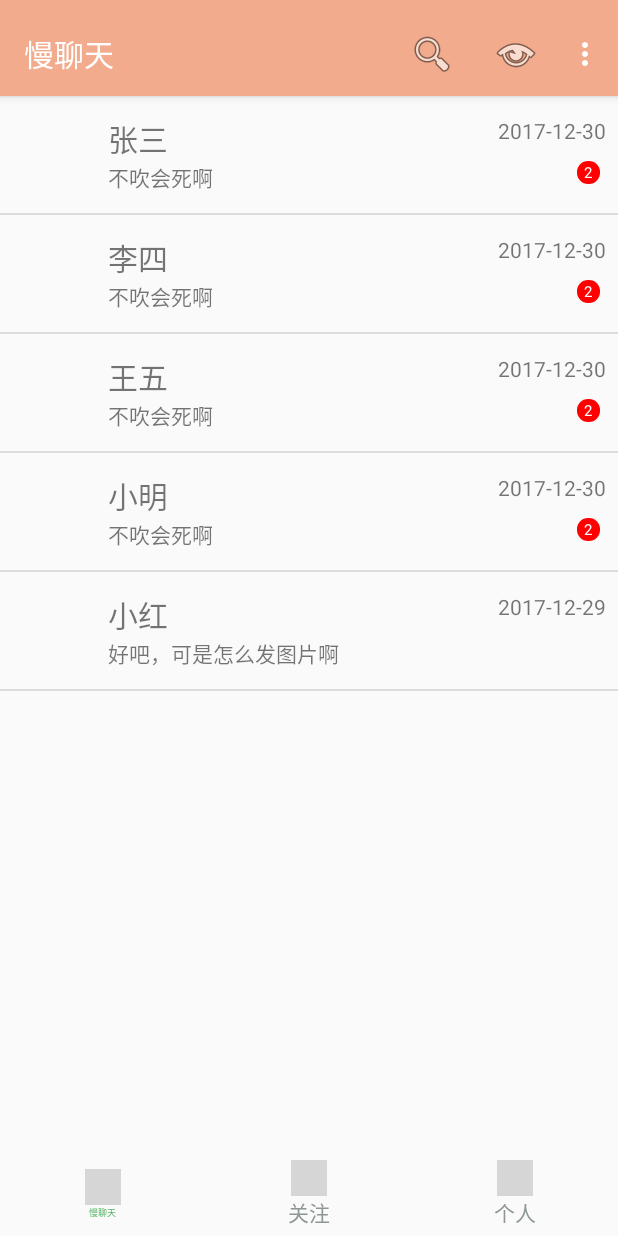
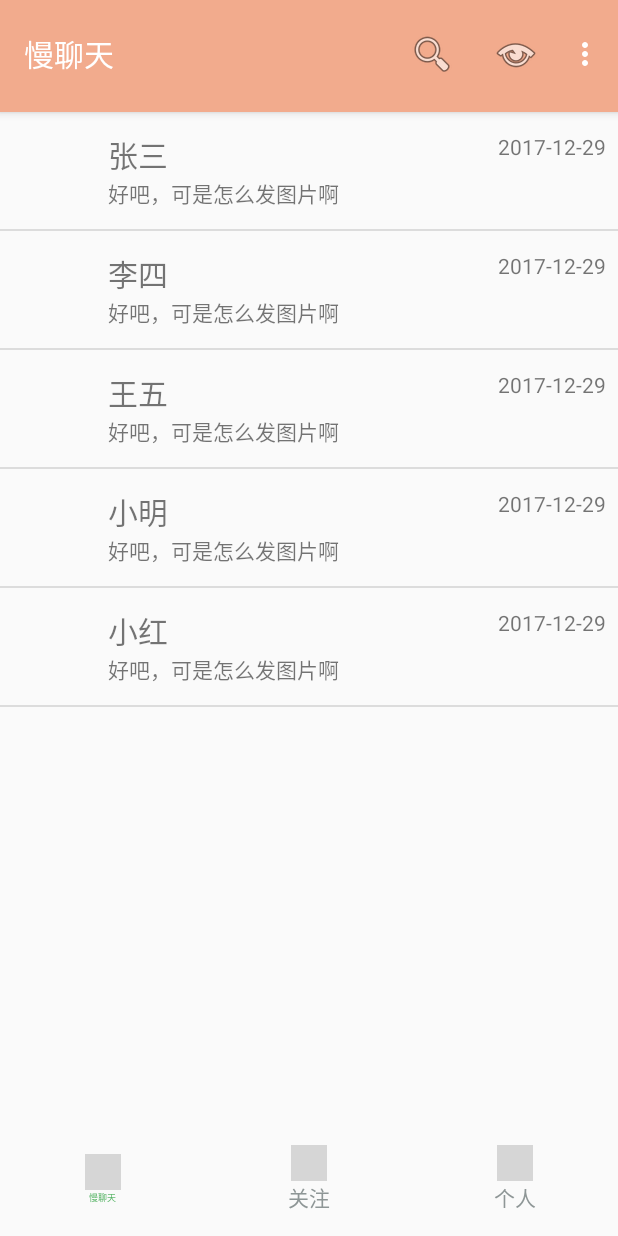
Before and after one commit to android-app-development-course/17_SlowChat, an Android app: the ChatListFragment screen opened directly, with no data from a screen before it, on a phone screen of 412 x 824 dp. Run offline under Robolectric (Android 15) with nearby library versions, the phone set to English and light mode, and no system bars; our stand-ins replace CircleImageView; grey boxes are pictures that could not be loaded.

Commit message:
1.完善主界面设计 2.对聊天输入进行判断

```diff
--- a/code/SlowChat/app/src/main/java/com/example/dell/slowchat/ChatManage/ChatListFragment.java
+++ b/code/SlowChat/app/src/main/java/com/example/dell/slowchat/ChatManage/ChatListFragment.java
@@ -135,12 +135,12 @@
 
     private List<ChatRecord> getDataFromServer(){
         List<ChatRecord> chatRecords =new ArrayList<>();
-        for (int i=1;i<5;i++) {
-            ChatRecord record = new ChatRecord(i, "2017-12-30", "就你会吹比");
-            chatRecords.add(record);
-            record = new ChatRecord(i, "2017-12-30", "不吹会死啊");
-            chatRecords.add(record);
-        }
+//        for (int i=1;i<5;i++) {
+//            ChatRecord record = new ChatRecord(i, "2017-12-30", "就你会吹比");
+//            chatRecords.add(record);
+//            record = new ChatRecord(i, "2017-12-30", "不吹会死啊");
+//            chatRecords.add(record);
+//        }
         return chatRecords;
     }
 
@@ -431,7 +431,6 @@
 
 
 
-
     private void deleteDialogTip(String tip,final int position){
         new AlertDialog.Builder(getContext())
                 .setTitle("提示")
--- a/code/SlowChat/app/src/main/res/layout/activity_main.xml
+++ b/code/SlowChat/app/src/main/res/layout/activity_main.xml
@@ -8,10 +8,17 @@
     android:fitsSystemWindows="true"
     tools:context="com.example.dell.slowchat.MainInterface.MainActivity">
 
+
+    <LinearLayout
+        android:layout_width="match_parent"
+        android:layout_height="match_parent"
+        android:orientation="vertical">
+
         <android.support.design.widget.AppBarLayout
             android:id="@+id/main_appbar"
             android:layout_width="match_parent"
-        android:layout_height="wrap_content"
+            android:layout_height="0dp"
+            android:layout_weight="1"
             android:paddingTop="@dimen/appbar_padding_top"
             android:theme="@style/AppTheme.AppBarOverlay">
 
@@ -30,12 +37,15 @@
         <android.support.v4.view.ViewPager
             android:id="@+id/main_container"
             android:layout_width="match_parent"
-        android:layout_height="wrap_content"
+            android:layout_height="0dp"
+            android:layout_weight="9"
             app:layout_behavior="@string/appbar_scrolling_view_behavior" />
 
         <LinearLayout
+            android:id="@+id/main_navigation"
             android:layout_width="match_parent"
-        android:layout_height="55dp"
+            android:layout_height="0dp"
+            android:layout_weight="1"
             android:layout_gravity="bottom"
             android:orientation="horizontal">
 
@@ -114,5 +124,6 @@
                     android:textSize="14sp" />
             </LinearLayout>
         </LinearLayout>
+    </LinearLayout>
 
 </android.support.design.widget.CoordinatorLayout>
```
Also changed, not shown: code/SlowChat/app/src/main/java/com/example/dell/slowchat/ChatManage/ChatInterface.java (+50 -1 lines). Lines whose indentation alone changed are shown as unchanged.
